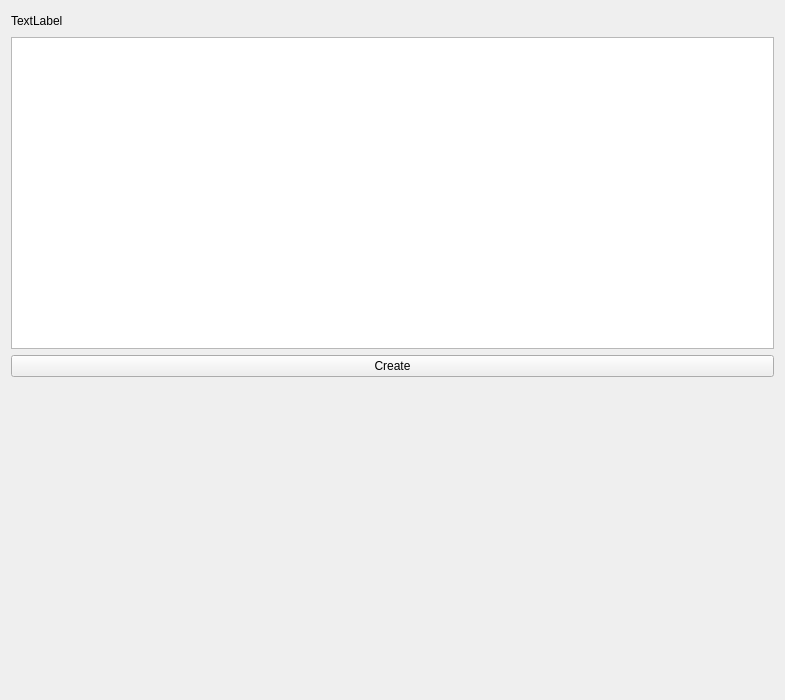
First picture: the form in src/connection-show-page.ui, repository openeuler-mirror/kiran-control-panel, before the edit.
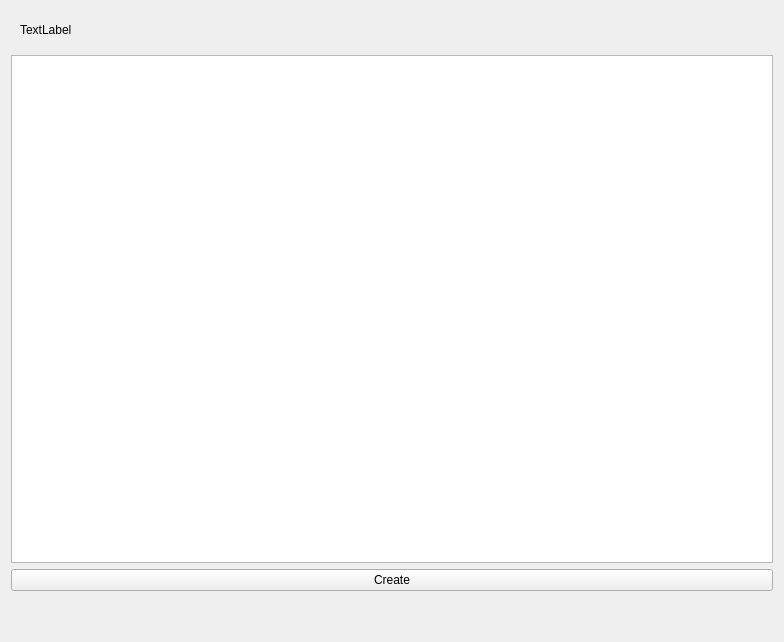
Second picture: the form after the edit.

Commit message: feature(kiran-cpanel-network):VPN all pages and most functions - VPN全部页面和大部分功能   修改完善ConnectionShowPage

```diff
--- a/src/connection-show-page.ui
+++ b/src/connection-show-page.ui
@@ -6,15 +6,25 @@
    <rect>
     <x>0</x>
     <y>0</y>
-    <width>785</width>
-    <height>700</height>
+    <width>784</width>
+    <height>642</height>
    </rect>
   </property>
   <property name="windowTitle">
    <string>ConnectionShowPage</string>
   </property>
-  <layout class="QVBoxLayout" name="verticalLayout_2">
+  <layout class="QVBoxLayout" name="verticalLayout_2" stretch="0,1,0">
    <item>
+    <widget class="QWidget" name="widget_2" native="true">
+     <property name="sizePolicy">
+      <sizepolicy hsizetype="Preferred" vsizetype="Fixed">
+       <horstretch>0</horstretch>
+       <verstretch>0</verstretch>
+      </sizepolicy>
+     </property>
+     <property name="styleSheet">
+      <string notr="true"/>
+     </property>
     <layout class="QHBoxLayout" name="titleLayout">
      <property name="spacing">
       <number>0</number>
@@ -40,22 +50,32 @@
       </spacer>
      </item>
     </layout>
+    </widget>
    </item>
    <item>
-    <layout class="QHBoxLayout" name="horizontalLayout_3">
-     <property name="spacing">
-      <number>0</number>
-     </property>
+    <layout class="QVBoxLayout" name="verticalLayout">
      <item>
-      <widget class="QListWidget" name="connectionLists"/>
-     </item>
-    </layout>
-   </item>
-   <item>
-    <layout class="QHBoxLayout" name="horizontalLayout_2">
-     <property name="spacing">
-      <number>0</number>
-     </property>
+      <widget class="QListWidget" name="connectionLists">
+       <property name="sizePolicy">
+        <sizepolicy hsizetype="Expanding" vsizetype="Expanding">
+         <horstretch>0</horstretch>
+         <verstretch>0</verstretch>
+        </sizepolicy>
+       </property>
+       <property name="minimumSize">
+        <size>
+         <width>0</width>
+         <height>0</height>
+        </size>
+       </property>
+       <property name="sizeAdjustPolicy">
+        <enum>QAbstractScrollArea::AdjustToContents</enum>
+       </property>
+       <property name="autoScrollMargin">
+        <number>16</number>
+       </property>
+      </widget>
+     </item>
      <item>
       <widget class="QPushButton" name="createConnectionButton">
        <property name="text">
@@ -66,8 +86,6 @@
     </layout>
    </item>
    <item>
-    <layout class="QVBoxLayout" name="verticalLayout">
-     <item>
       <spacer name="verticalSpacer">
        <property name="orientation">
         <enum>Qt::Vertical</enum>
@@ -75,12 +93,10 @@
        <property name="sizeHint" stdset="0">
         <size>
          <width>20</width>
-         <height>304</height>
+       <height>40</height>
         </size>
        </property>
       </spacer>
-     </item>
-    </layout>
    </item>
   </layout>
  </widget>
```
Lines whose indentation alone changed are shown as unchanged. The commit also changes 40 other files.
